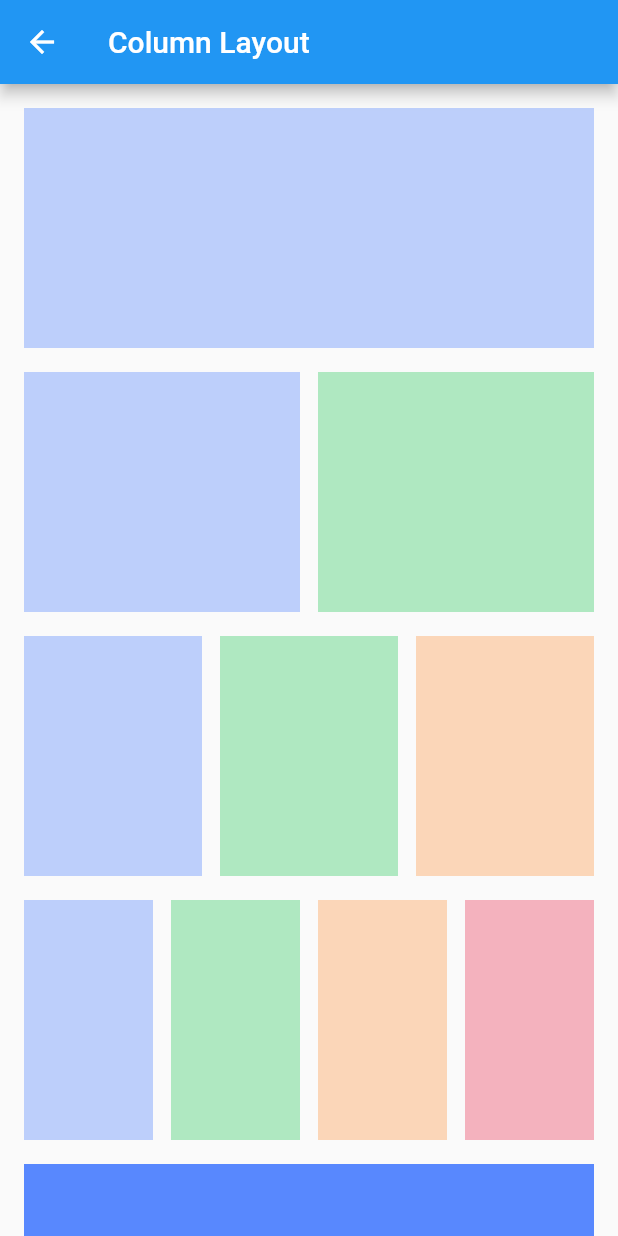
After one commit to truonguit2010/OneIDDesginSystem, a Flutter app: the screen it shows after launch, after a tap on "Column Layout Demo", on a phone screen of 412 x 824 dp. The commit adds this screen. Run offline on Flutter 3.47's test engine with Material 2 defaults, Android fonts, the phone set to English and light mode, and no system bars.

Commit message:
- Finish layout demo.

```diff
--- /dev/null
+++ b/one_id_design_system/one_id_design_system/example/lib/layout_demo_page.dart
@@ -0,0 +1,204 @@
+
+
+import 'package:flutter/material.dart';
+import 'package:one_id_design_system/one_id_font.dart';
+import 'package:one_id_design_system/branding_color_palette.dart';
+import 'package:one_id_design_system/one_id_layout.dart';
+
+class LayoutDemoPage extends StatelessWidget {
+  @override
+  Widget build(BuildContext context) {
+    return Scaffold(
+      appBar: AppBar(title: Text('Column Layout'),),
+      body: SingleChildScrollView(
+        child: Column(
+          children: [
+            ColumnLayoutDemoWidget(),
+            Container(height: 40,)
+          ],
+        ),
+      ),
+    );
+  }
+}
+
+class ItemDemoData {
+  final Color itemColor;
+  final double itemHeight;
+
+  ItemDemoData({this.itemColor, this.itemHeight});
+}
+
+class ColumnLayoutDemoSector {
+  final List<ItemDemoData> itemDemoDatas;
+
+  ColumnLayoutDemoSector({this.itemDemoDatas});
+}
+
+const double kDemoItemHeight = 160;
+Color _firstItemColor = BrandingColorPalette.blue300;
+Color _secondItemColor = BrandingColorPalette.green300;
+Color _thirdItemColor = BrandingColorPalette.orange300;
+Color _fourthItemColor = BrandingColorPalette.red300;
+
+class ColumnLayoutDemoWidget extends StatelessWidget {
+
+  List<ColumnLayoutDemoSector> sectors = [
+
+    // 1 item in row
+    ColumnLayoutDemoSector(
+      itemDemoDatas: [
+        ItemDemoData(
+          itemColor: _firstItemColor,
+          itemHeight: kDemoItemHeight
+        )
+      ]
+    ),
+
+    // 2 item in row
+    ColumnLayoutDemoSector(
+        itemDemoDatas: [
+          ItemDemoData(
+              itemColor: _firstItemColor,
+              itemHeight: kDemoItemHeight
+          ),
+          ItemDemoData(
+              itemColor: _secondItemColor,
+              itemHeight: kDemoItemHeight
+          )
+        ]
+    ),
+
+    // 3 item in row
+    ColumnLayoutDemoSector(
+        itemDemoDatas: [
+          ItemDemoData(
+              itemColor: _firstItemColor,
+              itemHeight: kDemoItemHeight
+          ),
+          ItemDemoData(
+              itemColor: _secondItemColor,
+              itemHeight: kDemoItemHeight
+          ),
+          ItemDemoData(
+              itemColor: _thirdItemColor,
+              itemHeight: kDemoItemHeight
+          )
+        ]
+    ),
+
+    // 4 item in row
+    ColumnLayoutDemoSector(
+        itemDemoDatas: [
+          ItemDemoData(
+              itemColor: _firstItemColor,
+              itemHeight: kDemoItemHeight
+          ),
+          ItemDemoData(
+              itemColor: _secondItemColor,
+              itemHeight: kDemoItemHeight
+          ),
+          ItemDemoData(
+              itemColor: _thirdItemColor,
+              itemHeight: kDemoItemHeight
+          ),
+          ItemDemoData(
+              itemColor: _fourthItemColor,
+              itemHeight: kDemoItemHeight
+          )
+        ]
+    ),
+  ];
+
+  @override
+  Widget build(BuildContext context) {
+    List<Widget> rowList = List<Widget>();
+
+    for (int i = 0; i < sectors.length; i++) {
+      rowList.add(RowItemWidget(itemDemoDatas: sectors[i].itemDemoDatas));
+      rowList.add(Container(height: ODSSpacing.M, width: double.infinity,));
+    }
+
+    rowList.add(LayoutDemoInformationWidget());
+
+    return Container(
+      padding: EdgeInsets.only(left: ODSFullColumnLayout.PADDING, right: ODSFullColumnLayout.PADDING, top: ODSFullColumnLayout.PADDING),
+      child: Column(
+        children: rowList,
+      ),
+    );
+  }
+}
+
+class RowItemWidget extends StatelessWidget {
+  final List<ItemDemoData> itemDemoDatas;
+
+  RowItemWidget({this.itemDemoDatas});
+
+  @override
+  Widget build(BuildContext context) {
+    List<Widget> ws = List<Widget>();
+
+    for (int i = 0; i < itemDemoDatas.length; i++) {
+      ws.add(ItemInRowWidget(itemDemoData: itemDemoDatas[i]));
+      if (i < itemDemoDatas.length - 1) {
+        ws.add(
+          SizedBox(
+            width: ODSFullColumnLayout.SPACING,
+            height: kDemoItemHeight,
+            child: Container(width: double.infinity, height: double.infinity),
+          )
+        );
+//        ws.add(Container(width: ODSFullColumnLayout.SPACING, height: double.infinity));
+      }
+    }
+
+    return Row(
+      children: ws,
+    );
+  }
+}
+
+class ItemInRowWidget extends StatelessWidget {
+  final ItemDemoData itemDemoData;
+
+
+  ItemInRowWidget({this.itemDemoData});
+
+  @override
+  Widget build(BuildContext context) {
+    return Expanded(
+      child: Container(
+        width: double.infinity,
+        height: itemDemoData.itemHeight,
+        color: itemDemoData.itemColor,
+      ),
+    );
+  }
+}
+
+class LayoutDemoInformationWidget extends StatelessWidget {
+  @override
+  Widget build(BuildContext context) {
+    return Row(
+      children: [
+        Expanded(
+          child: Container(
+            color: BrandingColorPalette.blue400,
+            width: double.infinity,
+            height: kDemoItemHeight,
+            padding: EdgeInsets.only(left: ODSSpacing.M),
+            child: Column(
+              mainAxisAlignment: MainAxisAlignment.center,
+              crossAxisAlignment: CrossAxisAlignment.start,
+              children: [
+                Text('Column padding: ${ODSFullColumnLayout.PADDING}'),
+                Text('Column spacing: ${ODSFullColumnLayout.SPACING}'),
+              ],
+            ),
+          ),
+        )
+      ],
+    );
+  }
+}
--- a/one_id_design_system/one_id_design_system/example/lib/main.dart
+++ b/one_id_design_system/one_id_design_system/example/lib/main.dart
@@ -1,4 +1,5 @@
 import 'package:example/branding_color_palette_page.dart';
+import 'package:example/layout_demo_page.dart';
 import 'package:example/typography_demo_page.dart';
 import 'package:flutter/material.dart';
 
@@ -109,8 +110,13 @@ class _MyHomePageState extends State<MyHomePage> {
               onPressed: () {
                 Navigator.push(context, MaterialPageRoute(builder: (context) => TypographyDemoPage()),);
               },
+            ),
+
+            RaisedButton(child: Text('Column Layout Demo'),
+              onPressed: () {
+                Navigator.push(context, MaterialPageRoute(builder: (context) => LayoutDemoPage()),);
+              },
             )
-
 
           ],
         ),
```
